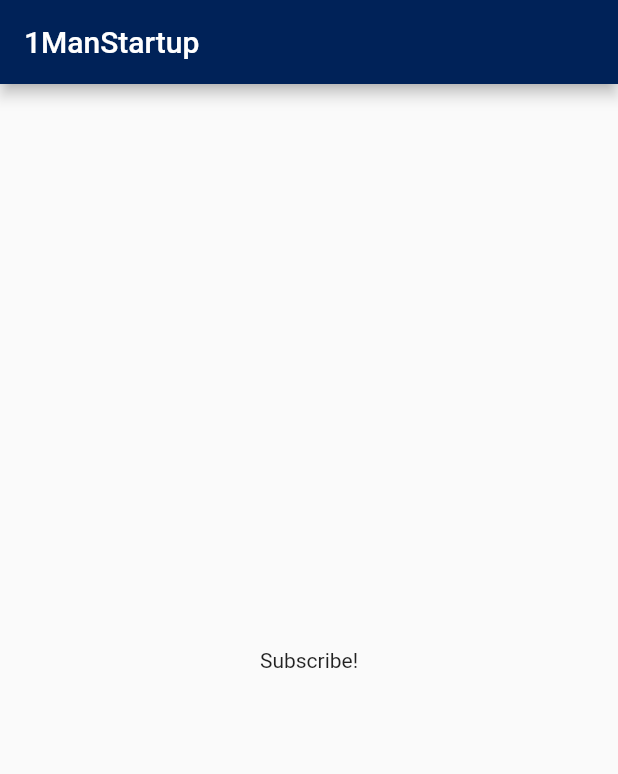
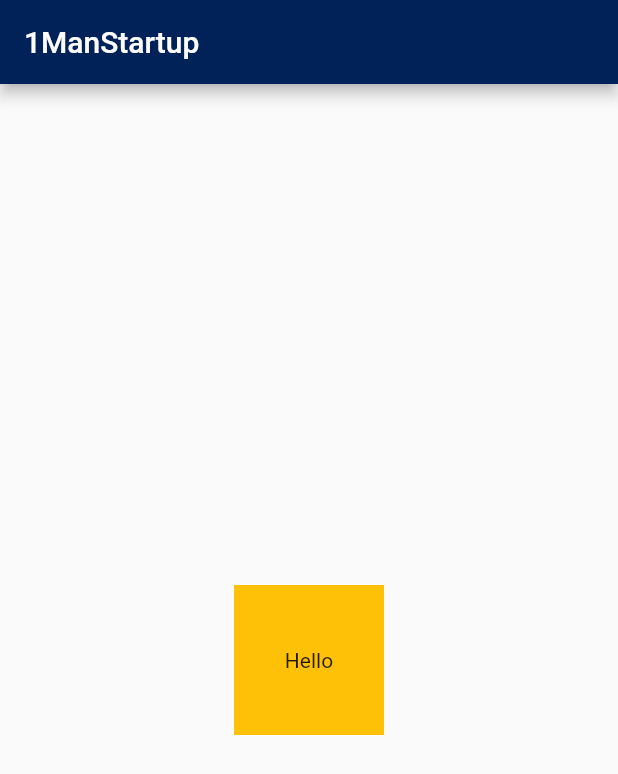
Before and after one commit to davefaliskie/flutter_basics, a Flutter app: the screen it shows after launch, on a phone screen of 412 x 824 dp. Shown: the top 774 px of the screen. Run offline on Flutter 3.47's test engine with Material 2 defaults, Android fonts, the phone set to English and light mode, and no system bars.

Commit message:
Simple Container Example

```diff
--- a/lib/main.dart
+++ b/lib/main.dart
@@ -30,8 +30,13 @@ class HomeScreen extends StatelessWidget {
       appBar: AppBar(
         title: const Text("1ManStartup"),
       ),
-      body: const Center(
-        child: Text("Subscribe!"),
+      body: Center(
+        child: Container(
+          height: 100,
+          width: 100,
+          color: Colors.amber,
+          child: const Center(child: Text("Hello")),
+        ),
       ),
     );
   }
```
